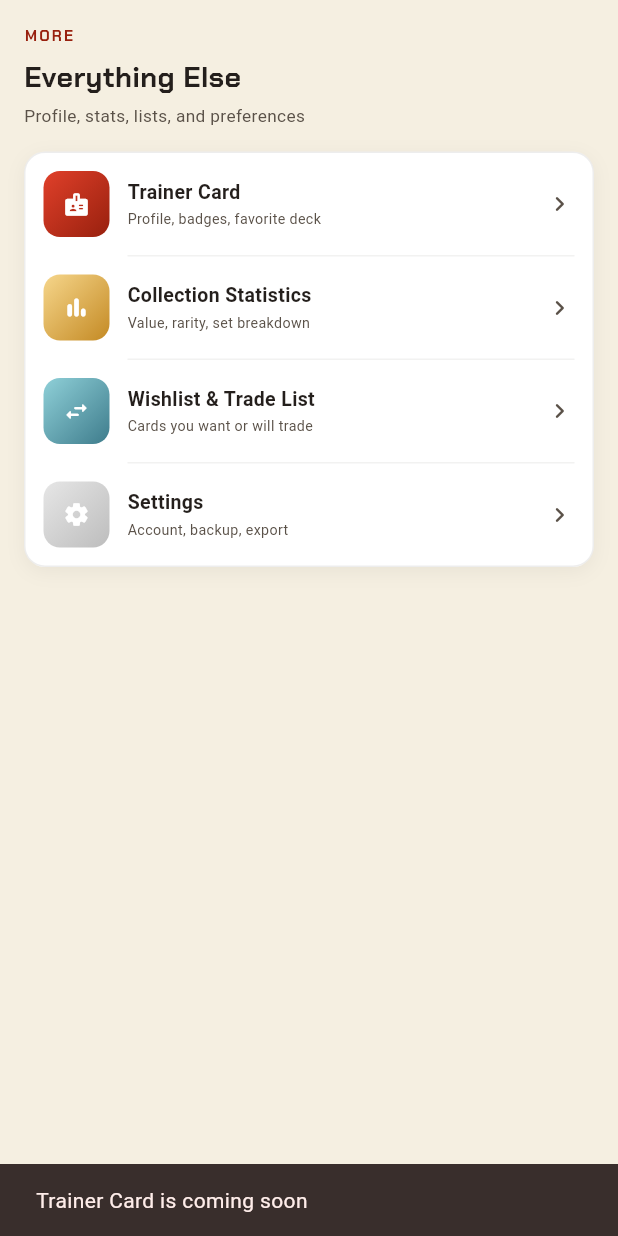
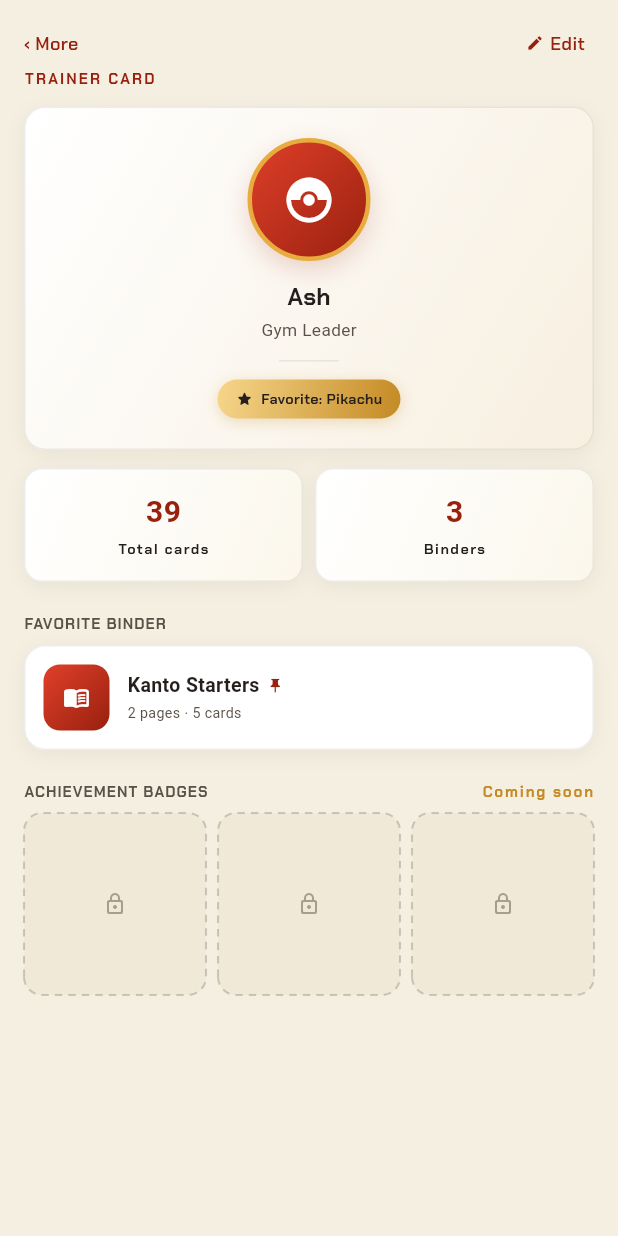
Before and after one commit to glorysonggreen/PokeBinder, a Flutter app: the MoreScreen screen opened directly, after a tap on "Trainer Card", on a phone screen of 412 x 824 dp. Run offline on Flutter 3.47's test engine with Material 3 defaults, Android fonts, the light colour scheme and no system bars; our stand-ins replace device_preview, google_fonts.

Commit message:
Trainer Card Design

```diff
--- a/lib/screens/app_shell.dart
+++ b/lib/screens/app_shell.dart
@@ -21,6 +21,8 @@
   int _bindersLinkToken = 0;
   int _bindersInitialTabIndex = 0;
   String? _bindersInitialBinderId;
+  int _moreLinkToken = 0;
+  bool _moreInitialShowTrainerCard = false;
 
   void _switchTab(AppTab tab) => setState(() => _tab = tab);
 
@@ -30,6 +32,14 @@
       _bindersInitialTabIndex = tabIndex;
       _bindersInitialBinderId = binderId;
       _tab = AppTab.binders;
+    });
+  }
+
+  void _openTrainerCard() {
+    setState(() {
+      _moreLinkToken++;
+      _moreInitialShowTrainerCard = true;
+      _tab = AppTab.more;
     });
   }
 
@@ -48,6 +58,7 @@
             onOpenScan: () => _switchTab(AppTab.scan),
             onOpenMore: () => _switchTab(AppTab.more),
             onOpenDecks: () => _switchTab(AppTab.decks),
+            onOpenTrainerCard: _openTrainerCard,
           ),
           BindersScreen(
             key: ValueKey(_bindersLinkToken),
@@ -62,7 +73,12 @@
                 'Put together and manage your battle decks from your '
                 'collection here.',
           ),
-          const MoreScreen(),
+          MoreScreen(
+            key: ValueKey(_moreLinkToken),
+            initialShowTrainerCard: _moreInitialShowTrainerCard,
+            onOpenBinder: (BinderData binder) =>
+                _openBinders(tabIndex: 0, binderId: binder.id),
+          ),
         ],
       ),
       bottomNavigationBar: AppNavBar(
--- a/lib/screens/home_screen.dart
+++ b/lib/screens/home_screen.dart
@@ -16,6 +16,7 @@
   final VoidCallback onOpenScan;
   final VoidCallback onOpenMore;
   final VoidCallback onOpenDecks;
+  final VoidCallback onOpenTrainerCard;
 
   const HomeScreen({
     super.key,
@@ -26,6 +27,7 @@
     required this.onOpenScan,
     required this.onOpenMore,
     required this.onOpenDecks,
+    required this.onOpenTrainerCard,
   });
 
   @override
@@ -129,7 +131,7 @@
                 Row(
                   crossAxisAlignment: CrossAxisAlignment.center,
                   children: [
-                    _TrainerAvatar(onTap: widget.onOpenMore),
+                    _TrainerAvatar(onTap: widget.onOpenTrainerCard),
                     const SizedBox(width: PokeBinderSpacing.sp3),
                     Expanded(
                       child: Column(
--- a/lib/screens/more_screen.dart
+++ b/lib/screens/more_screen.dart
@@ -1,19 +1,30 @@
 import 'package:flutter/material.dart';
+import '../models/binder_data.dart';
 import '../theme/pokebinder_theme.dart';
+import 'trainer_card_screen.dart';
 
-class MoreScreen extends StatelessWidget {
-  final VoidCallback? onOpenTrainerCard;
+class MoreScreen extends StatefulWidget {
   final VoidCallback? onOpenStats;
   final VoidCallback? onOpenWishlist;
   final VoidCallback? onOpenSettings;
+  final ValueChanged<BinderData>? onOpenBinder;
+  final bool initialShowTrainerCard;
 
   const MoreScreen({
     super.key,
-    this.onOpenTrainerCard,
     this.onOpenStats,
     this.onOpenWishlist,
     this.onOpenSettings,
+    this.onOpenBinder,
+    this.initialShowTrainerCard = false,
   });
+
+  @override
+  State<MoreScreen> createState() => _MoreScreenState();
+}
+
+class _MoreScreenState extends State<MoreScreen> {
+  late bool _showingTrainerCard = widget.initialShowTrainerCard;
 
   void _handleTap(BuildContext context, VoidCallback? onTap, String label) {
     if (onTap != null) {
@@ -27,13 +38,20 @@
 
   @override
   Widget build(BuildContext context) {
+    if (_showingTrainerCard) {
+      return TrainerCardScreen(
+        onBack: () => setState(() => _showingTrainerCard = false),
+        onOpenBinder: widget.onOpenBinder,
+      );
+    }
+
     final rows = [
       _MoreRowData(
         icon: Icons.badge_rounded,
         gradient: PokeBinderColors.redGradient,
         title: 'Trainer Card',
         subtitle: 'Profile, badges, favorite deck',
-        onTap: () => _handleTap(context, onOpenTrainerCard, 'Trainer Card'),
+        onTap: () => setState(() => _showingTrainerCard = true),
       ),
       _MoreRowData(
         icon: Icons.bar_chart_rounded,
@@ -41,7 +59,7 @@
         title: 'Collection Statistics',
         subtitle: 'Value, rarity, set breakdown',
         onTap: () =>
-            _handleTap(context, onOpenStats, 'Collection Statistics'),
+            _handleTap(context, widget.onOpenStats, 'Collection Statistics'),
       ),
       _MoreRowData(
         icon: Icons.swap_horiz_rounded,
@@ -49,14 +67,14 @@
         title: 'Wishlist & Trade List',
         subtitle: 'Cards you want or will trade',
         onTap: () =>
-            _handleTap(context, onOpenWishlist, 'Wishlist & Trade List'),
+            _handleTap(context, widget.onOpenWishlist, 'Wishlist & Trade List'),
       ),
       _MoreRowData(
         icon: Icons.settings_rounded,
         gradient: PokeBinderColors.slateGradient,
         title: 'Settings',
         subtitle: 'Account, backup, export',
-        onTap: () => _handleTap(context, onOpenSettings, 'Settings'),
+        onTap: () => _handleTap(context, widget.onOpenSettings, 'Settings'),
       ),
     ];
 
--- /dev/null
+++ b/lib/screens/trainer_card_screen.dart
@@ -0,0 +1,507 @@
+import 'package:flutter/material.dart';
+import '../models/binder_data.dart';
+import '../models/pokemon_card_data.dart';
+import '../theme/pokebinder_theme.dart';
+import '../widgets/pokebinder_controls.dart';
+
+class TrainerCardScreen extends StatelessWidget {
+  final String trainerName;
+  final String trainerTitle;
+  final String favoritePokemon;
+  final VoidCallback onBack;
+  final ValueChanged<BinderData>? onOpenBinder;
+
+  const TrainerCardScreen({
+    super.key,
+    this.trainerName = 'Ash',
+    this.trainerTitle = 'Gym Leader',
+    this.favoritePokemon = 'Pikachu',
+    required this.onBack,
+    this.onOpenBinder,
+  });
+
+  int get _totalCardCount =>
+      PokemonCardData.library.fold(0, (sum, c) => sum + c.quantityOwned);
+
+  BinderData? get _favoriteBinder {
+    final binders = BinderData.sampleBinders;
+    if (binders.isEmpty) return null;
+    final pinned = binders.where((b) => b.isPinned).toList()
+      ..sort((a, b) => b.createdAtOrEpoch.compareTo(a.createdAtOrEpoch));
+    if (pinned.isNotEmpty) return pinned.first;
+    final byRecency = [...binders]
+      ..sort((a, b) => b.createdAtOrEpoch.compareTo(a.createdAtOrEpoch));
+    return byRecency.first;
+  }
+
+  void _editComingSoon(BuildContext context) {
+    ScaffoldMessenger.of(context).showSnackBar(
+      const SnackBar(content: Text('Trainer card editing is coming soon')),
+    );
+  }
+
+  @override
+  Widget build(BuildContext context) {
+    final binderCount = BinderData.sampleBinders.length;
+    final favoriteBinder = _favoriteBinder;
+
+    return Scaffold(
+      backgroundColor: PokeBinderColors.cream,
+      body: SafeArea(
+        child: SingleChildScrollView(
+          padding: const EdgeInsets.fromLTRB(
+            PokeBinderSpacing.sp4,
+            PokeBinderSpacing.sp4,
+            PokeBinderSpacing.sp4,
+            PokeBinderSpacing.sp6,
+          ),
+          child: Column(
+            crossAxisAlignment: CrossAxisAlignment.start,
+            children: [
+              Row(
+                mainAxisAlignment: MainAxisAlignment.spaceBetween,
+                children: [
+                  BackLink(label: '‹ More', onTap: onBack),
+                  Material(
+                    color: Colors.transparent,
+                    child: InkWell(
+                      borderRadius: BorderRadius.circular(8),
+                      onTap: () => _editComingSoon(context),
+                      child: Padding(
+                        padding: const EdgeInsets.symmetric(
+                          horizontal: 6,
+                          vertical: 4,
+                        ),
+                        child: Row(
+                          mainAxisSize: MainAxisSize.min,
+                          children: [
+                            const Icon(
+                              Icons.edit_rounded,
+                              size: 12,
+                              color: PokeBinderColors.redDeep,
+                            ),
+                            const SizedBox(width: 4),
+                            Text('Edit', style: PokeBinderText.backLink),
+                          ],
+                        ),
+                      ),
+                    ),
+                  ),
+                ],
+              ),
+              const SizedBox(height: PokeBinderSpacing.sp1),
+              Text('TRAINER CARD', style: PokeBinderText.eyebrow),
+              const SizedBox(height: PokeBinderSpacing.sp3),
+
+              _TrainerHeaderPanel(
+                trainerName: trainerName,
+                trainerTitle: trainerTitle,
+                favoritePokemon: favoritePokemon,
+              ),
+              const SizedBox(height: PokeBinderSpacing.sp3),
+
+              Row(
+                children: [
+                  Expanded(
+                    child: _TrainerStatBox(
+                      value: '$_totalCardCount',
+                      label: 'Total cards',
+                    ),
+                  ),
+                  const SizedBox(width: PokeBinderSpacing.sp2),
+                  Expanded(
+                    child: _TrainerStatBox(
+                      value: '$binderCount',
+                      label: 'Binders',
+                    ),
+                  ),
+                ],
+              ),
+              const SizedBox(height: PokeBinderSpacing.sp5),
+
+              Text('FAVORITE BINDER', style: PokeBinderText.sectionLabel),
+              const SizedBox(height: PokeBinderSpacing.sp2),
+              favoriteBinder != null
+                  ? _FavoriteBinderPanel(
+                      binder: favoriteBinder,
+                      onTap: onOpenBinder == null
+                          ? null
+                          : () => onOpenBinder!(favoriteBinder),
+                    )
+                  : const _DashedInfoPanel(
+                      icon: Icons.push_pin_outlined,
+                      message: 'Pin a binder to feature it here.',
+                    ),
+              const SizedBox(height: PokeBinderSpacing.sp5),
+
+              Row(
+                crossAxisAlignment: CrossAxisAlignment.center,
+                children: [
+                  Expanded(
+                    child: Text(
+                      'ACHIEVEMENT BADGES',
+                      style: PokeBinderText.sectionLabel,
+                    ),
+                  ),
+                  Text(
+                    'Coming soon',
+                    style: PokeBinderText.chakraPetch(const TextStyle(
+                      fontSize: 10,
+                      fontWeight: FontWeight.bold,
+                      letterSpacing: 1.2,
+                      color: PokeBinderColors.goldDeep,
+                    )),
+                  ),
+                ],
+              ),
+              const SizedBox(height: PokeBinderSpacing.sp2),
+              const Row(
+                children: [
+                  Expanded(child: _LockedBadgeSlot()),
+                  SizedBox(width: PokeBinderSpacing.sp2),
+                  Expanded(child: _LockedBadgeSlot()),
+                  SizedBox(width: PokeBinderSpacing.sp2),
+                  Expanded(child: _LockedBadgeSlot()),
+                ],
+              ),
+            ],
+          ),
+        ),
+      ),
+    );
+  }
+}
+
+class _TrainerHeaderPanel extends StatelessWidget {
+  final String trainerName;
+  final String trainerTitle;
+  final String favoritePokemon;
+
+  const _TrainerHeaderPanel({
+    required this.trainerName,
+    required this.trainerTitle,
+    required this.favoritePokemon,
+  });
+
+  @override
+  Widget build(BuildContext context) {
+    return Container(
+      width: double.infinity,
+      padding: const EdgeInsets.symmetric(
+        vertical: PokeBinderSpacing.sp5,
+        horizontal: PokeBinderSpacing.sp4,
+      ),
+      decoration: BoxDecoration(
+        gradient: const LinearGradient(
+          begin: Alignment.topLeft,
+          end: Alignment.bottomRight,
+          colors: [PokeBinderColors.white, Color(0xFFF7EFE0)],
+        ),
+        borderRadius: BorderRadius.circular(14),
+        border: Border.all(color: PokeBinderColors.ink.withValues(alpha: 0.08)),
+        boxShadow: kCardElevation,
+      ),
+      child: Column(
+        children: [
+          Container(
+            width: 82,
+            height: 82,
+            alignment: Alignment.center,
+            decoration: BoxDecoration(
+              shape: BoxShape.circle,
+              gradient: PokeBinderColors.redGradient,
+              border: Border.all(color: PokeBinderColors.gold, width: 3),
+              boxShadow: [
+                BoxShadow(
+                  color: PokeBinderColors.redDeep.withValues(alpha: 0.22),
+                  blurRadius: 16,
+                  offset: const Offset(0, 6),
+                  spreadRadius: -2,
+                ),
+              ],
+            ),
+            child: const Icon(
+              Icons.catching_pokemon,
+              size: 36,
+              color: PokeBinderColors.white,
+            ),
+          ),
+          const SizedBox(height: PokeBinderSpacing.sp3),
+          Text(
+            trainerName,
+            style: PokeBinderText.chakraPetch(const TextStyle(
+              fontSize: 16,
+              fontWeight: FontWeight.bold,
+              letterSpacing: 0.2,
+              color: PokeBinderColors.ink,
+            )),
+          ),
+          const SizedBox(height: 3),
+          Text(trainerTitle, style: PokeBinderText.subtitle),
+          const SizedBox(height: PokeBinderSpacing.sp3),
+          Container(
+            height: 1,
+            width: 40,
+            color: PokeBinderColors.ink.withValues(alpha: 0.08),
+          ),
+          const SizedBox(height: PokeBinderSpacing.sp3),
+          _TrainerTag(label: 'Favorite: $favoritePokemon'),
+        ],
+      ),
+    );
+  }
+}
+
+class _TrainerTag extends StatelessWidget {
+  final String label;
+
+  const _TrainerTag({required this.label});
+
+  @override
+  Widget build(BuildContext context) {
+    return Container(
+      padding: const EdgeInsets.symmetric(horizontal: 12, vertical: 6),
+      decoration: BoxDecoration(
+        borderRadius: BorderRadius.circular(20),
+        gradient: PokeBinderColors.goldGradient,
+        boxShadow: [
+          BoxShadow(
+            color: PokeBinderColors.goldDeep.withValues(alpha: 0.28),
+            blurRadius: 8,
+            offset: const Offset(0, 2),
+          ),
+        ],
+      ),
+      child: Row(
+        mainAxisSize: MainAxisSize.min,
+        children: [
+          const Icon(Icons.star_rounded, size: 12, color: PokeBinderColors.ink),
+          const SizedBox(width: 5),
+          Text(
+            label,
+            style: PokeBinderText.chipLabelActive.copyWith(
+              color: PokeBinderColors.ink,
+            ),
+          ),
+        ],
+      ),
+    );
+  }
+}
+
+class _TrainerStatBox extends StatelessWidget {
+  final String value;
+  final String label;
+
+  const _TrainerStatBox({required this.value, required this.label});
+
+  @override
+  Widget build(BuildContext context) {
+    return Container(
+      padding: const EdgeInsets.symmetric(vertical: 14, horizontal: 4),
+      decoration: BoxDecoration(
+        gradient: const LinearGradient(
+          begin: Alignment.topLeft,
+          end: Alignment.bottomRight,
+          colors: [PokeBinderColors.white, Color(0xFFFBF7EC)],
+        ),
+        borderRadius: BorderRadius.circular(12),
+        border: Border.all(color: PokeBinderColors.ink.withValues(alpha: 0.08)),
+        boxShadow: kCardElevation,
+      ),
+      child: Column(
+        mainAxisSize: MainAxisSize.min,
+        children: [
+          Text(value, style: PokeBinderText.statNumber),
+          const SizedBox(height: 3),
+          Text(
+            label,
+            style: PokeBinderText.statLabel.copyWith(letterSpacing: 1.0),
+          ),
+        ],
+      ),
+    );
+  }
+}
+
+class _FavoriteBinderPanel extends StatelessWidget {
+  final BinderData binder;
+  final VoidCallback? onTap;
+
+  const _FavoriteBinderPanel({required this.binder, this.onTap});
+
+  @override
+  Widget build(BuildContext context) {
+    return Material(
+      color: Colors.transparent,
+      borderRadius: BorderRadius.circular(14),
+      child: InkWell(
+        borderRadius: BorderRadius.circular(14),
+        onTap: onTap,
+        child: Container(
+          padding: const EdgeInsets.all(12),
+          decoration: BoxDecoration(
+            color: PokeBinderColors.white,
+            borderRadius: BorderRadius.circular(14),
+            border: Border.all(color: PokeBinderColors.ink.withValues(alpha: 0.08)),
+            boxShadow: kCardElevation,
+          ),
+          child: Row(
+            crossAxisAlignment: CrossAxisAlignment.center,
+            children: [
+              Container(
+                width: 44,
+                height: 44,
+                alignment: Alignment.center,
+                decoration: BoxDecoration(
+                  borderRadius: BorderRadius.circular(11),
+                  gradient: PokeBinderColors.redGradient,
+                ),
+                child: const Icon(
+                  Icons.menu_book_rounded,
+                  size: 18,
+                  color: PokeBinderColors.white,
+                ),
+              ),
+              const SizedBox(width: PokeBinderSpacing.sp3),
+              Expanded(
+                child: Column(
+                  crossAxisAlignment: CrossAxisAlignment.start,
+                  children: [
+                    Row(
+                      children: [
+                        Flexible(
+                          child: Text(
+                            binder.name,
+                            overflow: TextOverflow.ellipsis,
+                            style: PokeBinderText.listRowTitle.copyWith(
+                              fontWeight: FontWeight.bold,
+                              fontSize: 13,
+                            ),
+                          ),
+                        ),
+                        if (binder.isPinned) ...[
+                          const SizedBox(width: 5),
+                          const Icon(
+                            Icons.push_pin_rounded,
+                            size: 11,
+                            color: PokeBinderColors.redDeep,
+                          ),
+                        ],
+                      ],
+                    ),
+                    const SizedBox(height: 2),
+                    Text(
+                      '${binder.pageCount} pages · ${binder.cardCount} cards',
+                      style: PokeBinderText.listRowSubtitle,
+                    ),
+                  ],
+                ),
+              ),
+              const SizedBox(width: PokeBinderSpacing.sp2),
+              if (onTap != null)
+                const Icon(
+                  Icons.chevron_right_rounded,
+                  size: 20,
+                  color: PokeBinderColors.inkSoft,
+                ),
+            ],
+          ),
+        ),
+      ),
+    );
+  }
+}
+
+class _DashedInfoPanel extends StatelessWidget {
+  final IconData icon;
+  final String message;
+
+  const _DashedInfoPanel({required this.icon, required this.message});
+
+  @override
+  Widget build(BuildContext context) {
+    return CustomPaint(
+      foregroundPainter: _DashedBorderPainter(radius: 14),
+      child: Container(
+        padding: const EdgeInsets.all(PokeBinderSpacing.sp3),
+        decoration: BoxDecoration(
+          color: PokeBinderColors.cream2.withValues(alpha: 0.4),
+          borderRadius: BorderRadius.circular(14),
+        ),
+        child: Row(
+          children: [
+            Icon(icon, size: 18, color: PokeBinderColors.inkSoft.withValues(alpha: 0.7)),
+            const SizedBox(width: PokeBinderSpacing.sp2),
+            Expanded(
+              child: Text(message, style: PokeBinderText.listRowSubtitle),
+            ),
+          ],
+        ),
+      ),
+    );
+  }
+}
+
+class _LockedBadgeSlot extends StatelessWidget {
+  const _LockedBadgeSlot();
+
+  @override
+  Widget build(BuildContext context) {
+    return AspectRatio(
+      aspectRatio: 1,
+      child: CustomPaint(
+        foregroundPainter: _DashedBorderPainter(radius: 12),
+        child: Container(
+          decoration: BoxDecoration(
+            color: PokeBinderColors.cream2.withValues(alpha: 0.4),
+            borderRadius: BorderRadius.circular(12),
+          ),
+          child: Icon(
+            Icons.lock_outline_rounded,
+            size: 16,
+            color: PokeBinderColors.inkSoft.withValues(alpha: 0.5),
+          ),
+        ),
+      ),
+    );
+  }
+}
+
+class _DashedBorderPainter extends CustomPainter {
+  final double radius;
+
+  const _DashedBorderPainter({required this.radius});
+
+  @override
+  void paint(Canvas canvas, Size size) {
+    final rrect = RRect.fromRectAndRadius(
+      Offset.zero & size,
+      Radius.circular(radius),
+    );
+    final path = Path()..addRRect(rrect);
+
+    final paint = Paint()
+      ..color = PokeBinderColors.ink.withValues(alpha: 0.2)
+      ..style = PaintingStyle.stroke
+      ..strokeWidth = 1.4;
+
+    const dashWidth = 5.0;
+    const dashGap = 4.0;
+    for (final metric in path.computeMetrics()) {
+      var distance = 0.0;
+      while (distance < metric.length) {
+        final next = distance + dashWidth;
+        canvas.drawPath(
+          metric.extractPath(distance, next.clamp(0.0, metric.length)),
+          paint,
+        );
+        distance = next + dashGap;
+      }
+    }
+  }
+
+  @override
+  bool shouldRepaint(covariant _DashedBorderPainter oldDelegate) =>
+      oldDelegate.radius != radius;
+}
```
